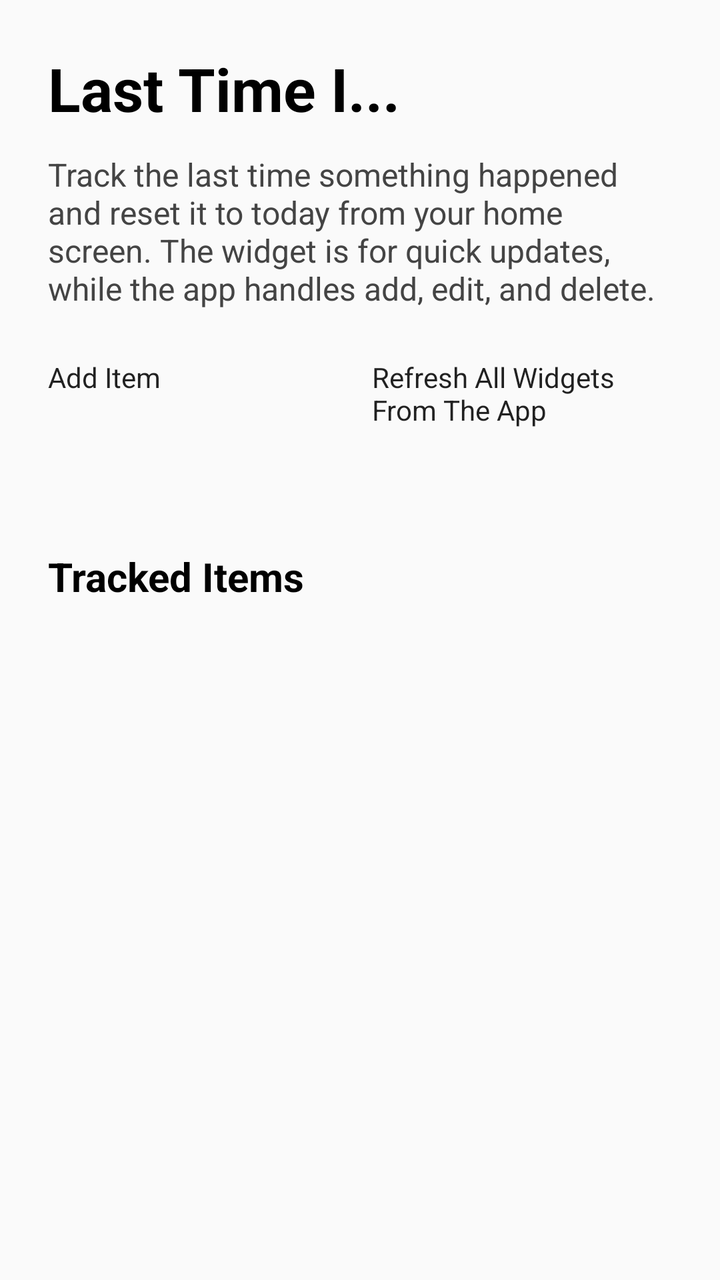
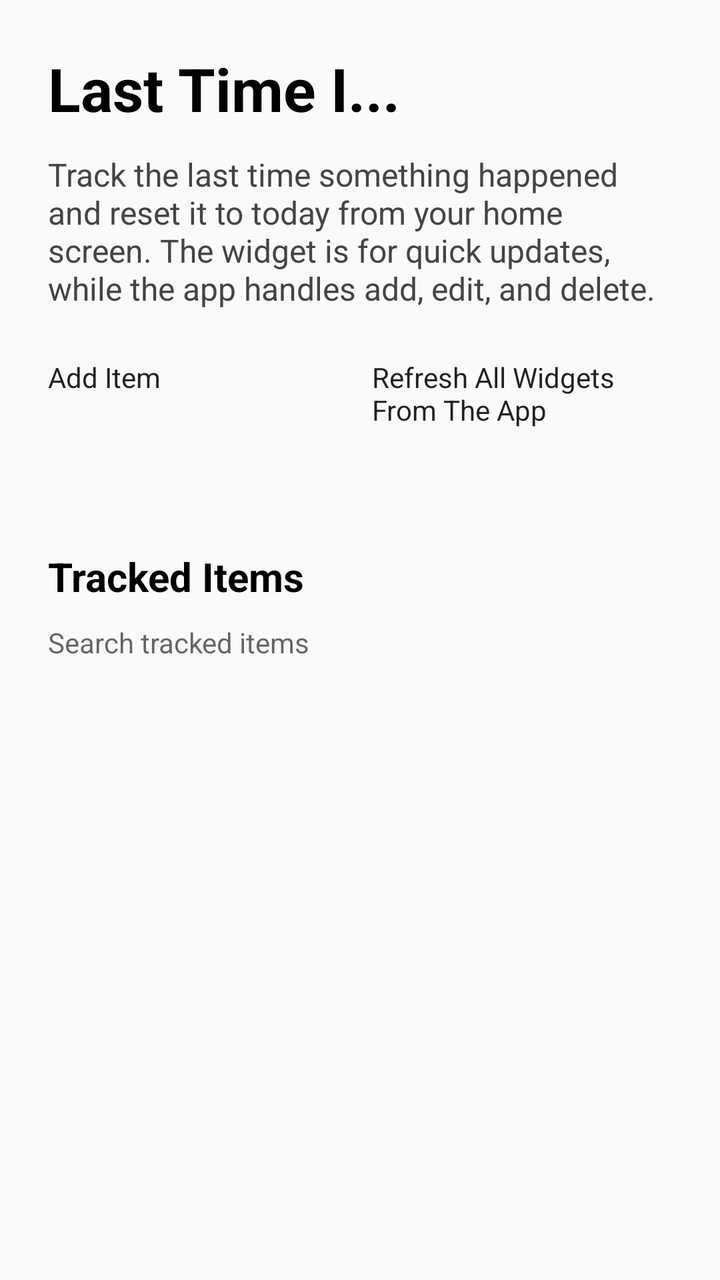

Screens rendered from an Android XML layout before and after an edit, with the pre-edit source and the edit as a unified diff.
<!-- AndroidManifest.xml: application theme android:Theme.Material.Light.NoActionBar -->
<!-- res/layout/activity_main.xml -->
<?xml version="1.0" encoding="utf-8"?>
<ScrollView xmlns:android="http://schemas.android.com/apk/res/android"
    android:layout_width="match_parent"
    android:layout_height="match_parent"
    android:fillViewport="true">

    <LinearLayout
        android:layout_width="match_parent"
        android:layout_height="wrap_content"
        android:orientation="vertical"
        android:padding="24dp">

        <TextView
            android:layout_width="match_parent"
            android:layout_height="wrap_content"
            android:text="@string/app_name"
            android:textColor="@android:color/black"
            android:textSize="30sp"
            android:textStyle="bold" />

        <TextView
            android:layout_width="match_parent"
            android:layout_height="wrap_content"
            android:layout_marginTop="12dp"
            android:text="@string/app_subtitle"
            android:textColor="#444444"
            android:textSize="16sp" />

        <LinearLayout
            android:layout_width="match_parent"
            android:layout_height="wrap_content"
            android:layout_marginTop="24dp"
            android:orientation="horizontal">

            <Button
                android:id="@+id/add_item_button"
                android:layout_width="0dp"
                android:layout_height="wrap_content"
                android:layout_weight="1"
                android:text="@string/add_item_button" />

            <Button
                android:id="@+id/refresh_widget_button"
                android:layout_width="0dp"
                android:layout_height="wrap_content"
                android:layout_marginStart="12dp"
                android:layout_weight="1"
                android:text="@string/refresh_widget_button" />
        </LinearLayout>

        <TextView
            android:id="@+id/status_text"
            android:layout_width="match_parent"
            android:layout_height="wrap_content"
            android:layout_marginTop="16dp"
            android:lineSpacingExtra="4dp"
            android:textColor="#444444"
            android:textSize="15sp" />

        <LinearLayout
            android:layout_width="match_parent"
            android:layout_height="wrap_content"
            android:layout_marginTop="24dp"
            android:gravity="center_vertical"
            android:orientation="horizontal">

            <TextView
                android:layout_width="0dp"
                android:layout_height="wrap_content"
                android:layout_weight="1"
                android:text="@string/tracked_items_section_title"
                android:textColor="@android:color/black"
                android:textSize="20sp"
                android:textStyle="bold" />

            <Spinner
                android:id="@+id/tracked_items_sort_spinner"
                android:layout_width="wrap_content"
                android:layout_height="wrap_content"
                android:layout_marginStart="12dp" />
        </LinearLayout>

        <TextView
            android:id="@+id/empty_state_text"
            android:layout_width="match_parent"
            android:layout_height="wrap_content"
            android:layout_marginTop="12dp"
            android:lineSpacingExtra="4dp"
            android:text="@string/empty_tracked_items_state"
            android:textColor="#666666"
            android:textSize="15sp"
            android:visibility="gone" />

        <LinearLayout
            android:id="@+id/tracked_items_container"
            android:layout_width="match_parent"
            android:layout_height="wrap_content"
            android:orientation="vertical" />
    </LinearLayout>
</ScrollView>
<!-- resources referenced by this layout -->
<resources>
  <string name="add_item_button">Add Item</string>
  <string name="app_name">Last Time I...</string>
  <string name="app_subtitle">Track the last time something happened and reset it to today from your home screen. The widget is for quick updates, while the app handles add, edit, and delete.</string>
  <string name="empty_tracked_items_state">No tracked items yet. Tap Add Item to create your first one.</string>
  <string name="refresh_widget_button">Refresh All Widgets From The App</string>
  <string name="tracked_items_section_title">Tracked Items</string>
</resources>

<!-- the commit's change to res/layout/activity_main.xml (unified diff, before → after) -->
@@ -80,6 +80,16 @@
                 android:layout_marginStart="12dp" />
         </LinearLayout>
 
+        <EditText
+            android:id="@+id/tracked_items_search_input"
+            android:layout_width="match_parent"
+            android:layout_height="wrap_content"
+            android:layout_marginTop="10dp"
+            android:hint="@string/tracked_items_search_hint"
+            android:inputType="text"
+            android:maxLines="1"
+            android:singleLine="true" />
+
         <TextView
             android:id="@+id/empty_state_text"
             android:layout_width="match_parent"
<!-- resource entries referenced after the edit -->
@@ -5,6 +5,7 @@
   <string name="app_subtitle">Track the last time something happened and reset it to today from your home screen. The widget is for quick updates, while the app handles add, edit, and delete.</string>
   <string name="empty_tracked_items_state">No tracked items yet. Tap Add Item to create your first one.</string>
   <string name="refresh_widget_button">Refresh All Widgets From The App</string>
+  <string name="tracked_items_search_hint">Search tracked items</string>
   <string name="tracked_items_section_title">Tracked Items</string>
 </resources>
 
